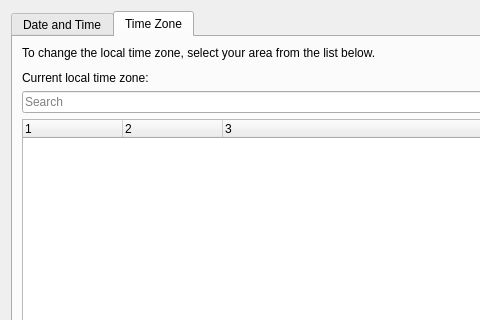
Sonic-DE/sonic-desktop-interface, file kcms/dateandtime/dateandtime.ui: the form before one commit; both pictures show x 0 to 480 and y 0 to 320 of the 613 by 463 pixel window.
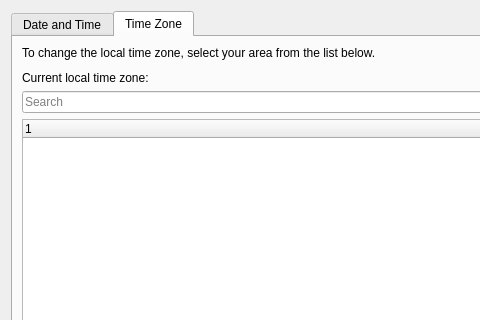
The form after the commit. The open tabs and pages were chosen to show the change. Custom widgets are drawn as their Qt base class.

Commit message: Don't override column name

```diff
--- a/kcms/dateandtime/dateandtime.ui
+++ b/kcms/dateandtime/dateandtime.ui
@@ -158,21 +158,6 @@
        </item>
        <item>
         <widget class="K4TimeZoneWidget" name="tzonelist">
-         <column>
-          <property name="text">
-           <string notr="true">1</string>
-          </property>
-         </column>
-         <column>
-          <property name="text">
-           <string notr="true">2</string>
-          </property>
-         </column>
-         <column>
-          <property name="text">
-           <string notr="true">3</string>
-          </property>
-         </column>
         </widget>
        </item>
       </layout>
```
